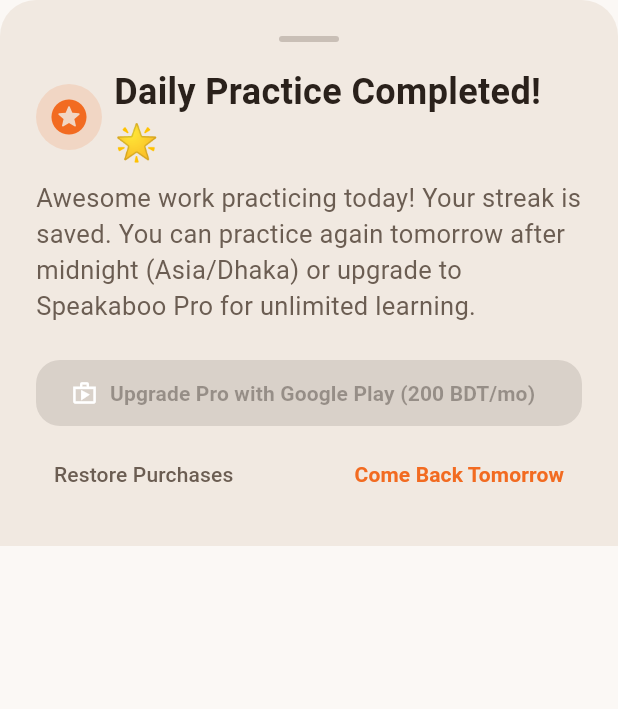
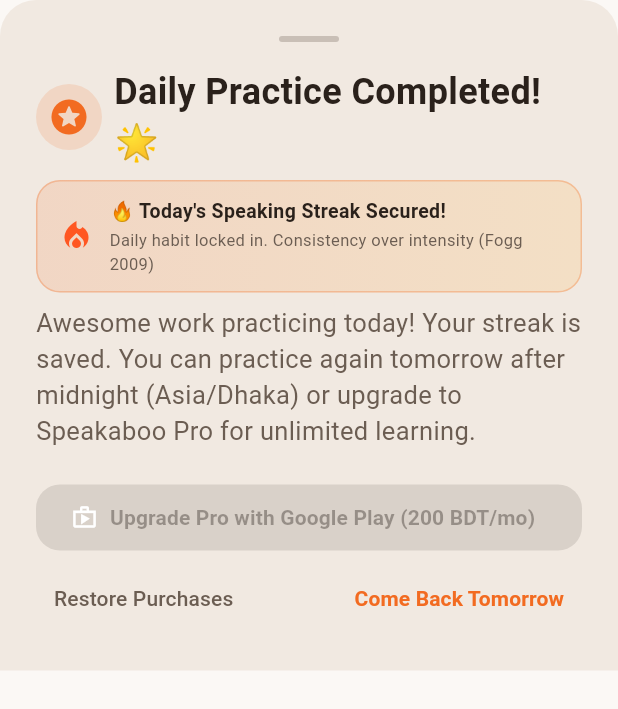
Before and after one commit to ShahriarSumodro/speakaboo, a Flutter app: the DailyCapSheet widget shown alone on an empty page, opened directly with empty values, on a phone screen of 412 x 824 dp. Shown: the top 709 px of the screen. Run offline on Flutter 3.47's test engine with Material 3 defaults, Android fonts, the phone set to English and light mode, and no system bars; our stand-ins replace audioplayers, shared_preferences; missing offline and left inert: record; accounts and stored records are empty; network calls fail.

Commit message:
feat(cap): CD-010 add visual celebratory accent on daily streak lock-in

```diff
--- a/app/lib/widgets/daily_cap_sheet.dart
+++ b/app/lib/widgets/daily_cap_sheet.dart
@@ -75,6 +75,52 @@ class DailyCapSheet extends StatelessWidget {
                   ),
                 ),
               ],
+            ),
+            const SizedBox(height: SpeakabooTheme.spacingSm),
+            Container(
+              key: const Key('streak_celebration_banner'),
+              padding: const EdgeInsets.symmetric(horizontal: 14, vertical: 10),
+              decoration: BoxDecoration(
+                gradient: LinearGradient(
+                  colors: [
+                    SpeakabooTheme.accent.withValues(alpha: 0.15),
+                    SpeakabooTheme.warning.withValues(alpha: 0.15),
+                  ],
+                ),
+                borderRadius: BorderRadius.circular(SpeakabooTheme.radiusMd),
+                border: Border.all(
+                  color: SpeakabooTheme.accent.withValues(alpha: 0.3),
+                ),
+              ),
+              child: const Row(
+                children: [
+                  Icon(Icons.local_fire_department, color: Colors.deepOrange, size: 24),
+                  SizedBox(width: 10),
+                  Expanded(
+                    child: Column(
+                      crossAxisAlignment: CrossAxisAlignment.start,
+                      children: [
+                        Text(
+                          '🔥 Today\'s Speaking Streak Secured!',
+                          style: TextStyle(
+                            fontWeight: FontWeight.bold,
+                            fontSize: 13,
+                            color: SpeakabooTheme.textPrimary,
+                          ),
+                        ),
+                        SizedBox(height: 2),
+                        Text(
+                          'Daily habit locked in. Consistency over intensity (Fogg 2009)',
+                          style: TextStyle(
+                            fontSize: 11,
+                            color: SpeakabooTheme.textSecondary,
+                          ),
+                        ),
+                      ],
+                    ),
+                  ),
+                ],
+              ),
             ),
             const SizedBox(height: SpeakabooTheme.spacingSm),
             const Text(
```
Also changed, not shown: 1 other file.
